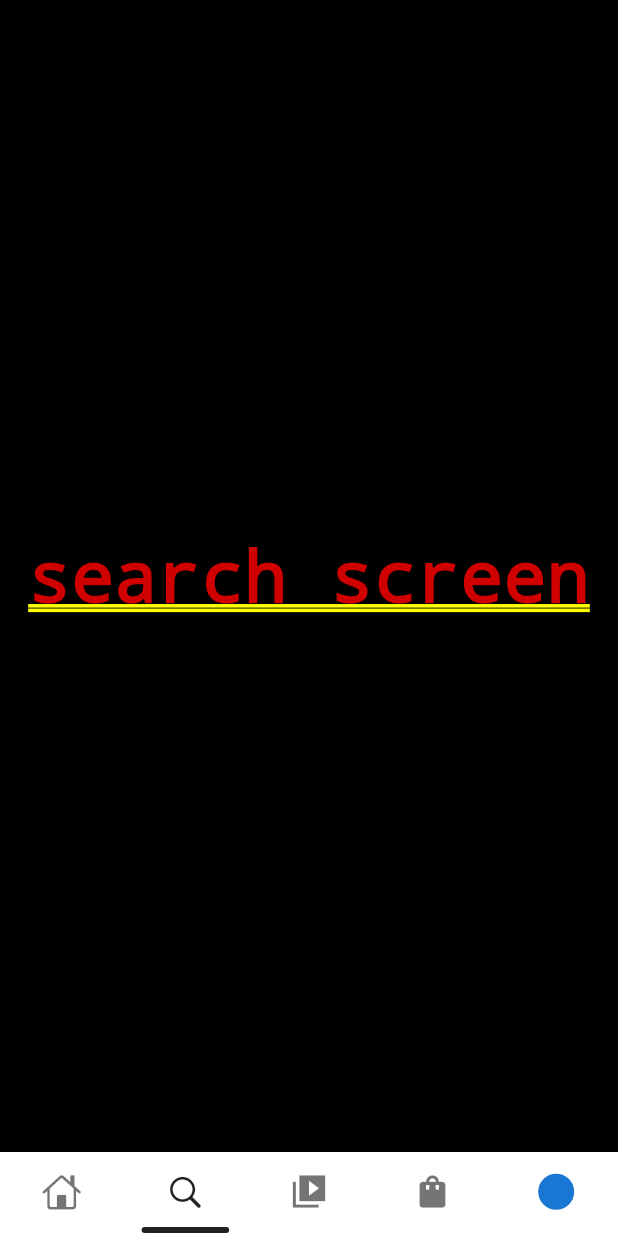
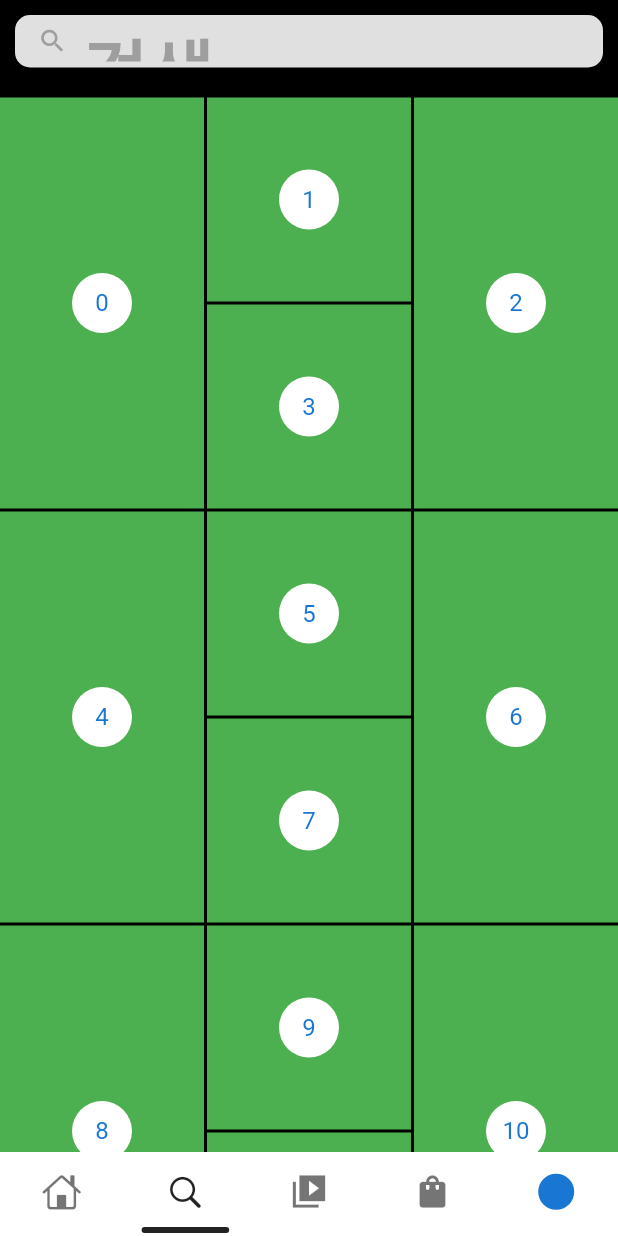
Before and after one commit to korca0220/flutter-clean-instagram, a Flutter app: the screen it shows after launch, item 2 of the bottom bar chosen, on a phone screen of 412 x 824 dp. Run offline on Flutter 3.47's test engine with Material 2 defaults, Android fonts, the phone set to English and light mode, and no system bars; drawn by our look-alikes of persistent_bottom_nav_bar; our stand-ins replace auto_size_text, carousel_slider, get, readmore; network calls fail; statements that could not run were skipped.

Commit message:
검색, Shop 화면 임시 추가

```diff
--- a/lib/app/ui/android/search/search_page.dart
+++ b/lib/app/ui/android/search/search_page.dart
@@ -1,12 +1,45 @@
 import 'package:flutter/material.dart';
+import 'package:flutter_clean_instagram/app/ui/android/shop/shop_page.dart';
+import 'package:flutter_staggered_grid_view/flutter_staggered_grid_view.dart';
 import 'package:get/get.dart';
 
 class SearchPage extends GetView {
   @override
   Widget build(BuildContext context) {
-    return Container(
-      child: Center(
-        child: Text('search screen'),
+    return SafeArea(
+      child: SingleChildScrollView(
+        physics: ScrollPhysics(),
+        child: Column(
+          children: <Widget>[
+            SearchFieldButton(
+              hintText: '검색',
+              onTap: () {},
+            ),
+            SizedBox(height: 10),
+            StaggeredGridView.countBuilder(
+              physics: NeverScrollableScrollPhysics(),
+              shrinkWrap: true,
+              crossAxisCount: 3,
+              itemCount: 12,
+              itemBuilder: (context, index) {
+                return Container(
+                  color: Colors.green,
+                  child: Center(
+                    child: CircleAvatar(
+                      backgroundColor: Colors.white,
+                      child: Text('$index'),
+                    ),
+                  ),
+                );
+              },
+              staggeredTileBuilder: (index) {
+                return StaggeredTile.count(1, index.isEven ? 2 : 1);
+              },
+              mainAxisSpacing: 2.0,
+              crossAxisSpacing: 2.0,
+            )
+          ],
+        ),
       ),
     );
   }
--- a/lib/app/ui/android/shop/shop_page.dart
+++ b/lib/app/ui/android/shop/shop_page.dart
@@ -1,9 +1,87 @@
 import 'package:flutter/material.dart';
+import 'package:flutter_clean_instagram/app/ui/android/widgets/action_icon_button.dart';
 import 'package:get/get.dart';
 
 class ShopPage extends GetView {
   @override
   Widget build(BuildContext context) {
-    return Container();
+    return SafeArea(
+      child: SingleChildScrollView(
+        child: Column(
+          children: <Widget>[
+            Row(
+              mainAxisAlignment: MainAxisAlignment.spaceBetween,
+              children: <Widget>[
+                Padding(
+                  padding: const EdgeInsets.all(8.0),
+                  child: Text(
+                    'Shop',
+                    style: TextStyle(fontSize: 22),
+                  ),
+                ),
+                Row(
+                  children: [
+                    ActionIconButton(
+                      icon: Icons.collections_bookmark_outlined,
+                    ),
+                    ActionIconButton(
+                      icon: Icons.menu,
+                    )
+                  ],
+                )
+              ],
+            ),
+            SearchFieldButton(
+              hintText: 'Search 검색',
+              onTap: () {},
+            ),
+          ],
+        ),
+      ),
+    );
   }
 }
+
+class SearchFieldButton extends StatelessWidget {
+  final String hintText;
+  final Function onTap;
+  const SearchFieldButton({this.hintText, this.onTap});
+
+  @override
+  Widget build(BuildContext context) {
+    return InkWell(
+      onTap: onTap,
+      child: Container(
+        height: 35,
+        margin: const EdgeInsets.symmetric(
+          horizontal: 10,
+          vertical: 10,
+        ),
+        decoration: BoxDecoration(
+          borderRadius: BorderRadius.circular(10),
+          color: Colors.grey[300],
+        ),
+        child: Row(
+          children: [
+            SizedBox(width: 15),
+            Icon(
+              Icons.search,
+              size: 20,
+              color: Colors.grey,
+            ),
+            SizedBox(width: 10),
+            Padding(
+              padding: EdgeInsets.only(bottom: 4),
+              child: Text(
+                hintText,
+                style: TextStyle(
+                  color: Colors.grey,
+                ),
+              ),
+            )
+          ],
+        ),
+      ),
+    );
+  }
+}
--- a/pubspec.yaml
+++ b/pubspec.yaml
@@ -33,6 +33,7 @@ dependencies:
   auto_size_text: ^2.1.0
   readmore: ^2.1.0
   persistent_bottom_nav_bar: ^4.0.2
+  flutter_staggered_grid_view: ^0.4.0
 
 dev_dependencies:
   flutter_test:
```
Also changed, not shown: lib/app/ui/android/home/widgets/chat_view.dart (+3 -32 lines), lib/app/ui/android/widgets/action_icon_button.dart (renamed from lib/app/ui/android/home/widgets/action_icon_button.dart), lib/app/ui/android/widgets/animation_Icon_button.dart (renamed from lib/app/ui/android/home/widgets/animation_Icon_button.dart), 1 other file.
